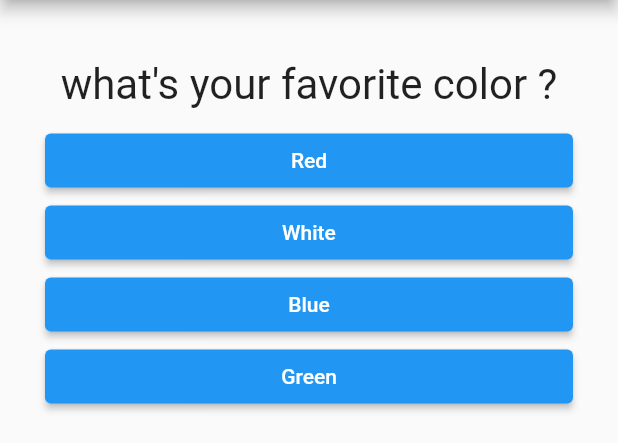
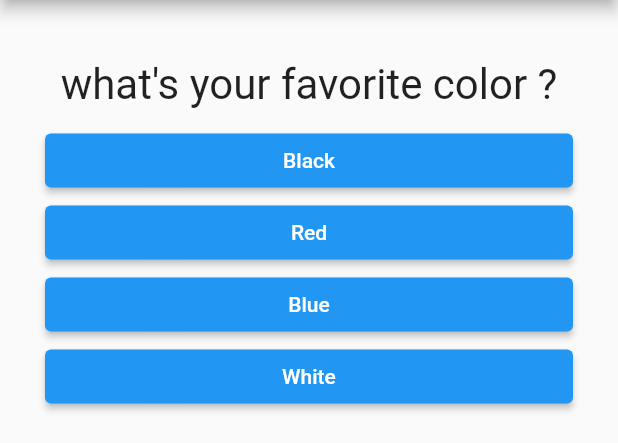
Before and after one commit to maissa188/Quiz, a Flutter app: the screen it shows after launch, on a phone screen of 412 x 824 dp, the part 84-527 px from its top. Run offline on Flutter 3.47's test engine with Material 2 defaults, Android fonts, the phone set to English and light mode, and no system bars.

Commit message:
Update main.dart

```diff
--- a/lib/main.dart
+++ b/lib/main.dart
@@ -18,29 +18,31 @@ class _MyAppState extends State<MyApp>{
   {
         'questionText':'what\'s your favorite color ?',
         'answers':[
-          {'text':'Red','score':5},
-         {'text':'White','score':6},
-          {'text':'Blue','score':8},
-          {'text':'Green','score':5},
-          ],
+          {'text': 'Black', 'score': 10},
+          {'text': 'Red', 'score': 5},
+          {'text': 'Blue', 'score': 3},
+          {'text': 'White', 'score': 1},
+
+        ],
       },
       {
         'questionText':'what\'s your favorite animal ?',
         'answers':[
-          {'text':'Rabbit','score':5},
+          {'text':'Rabbit','score':9},
           {'text':'snake','score':2},
           {'text':'Elephant','score':6},
           {'text':'Lion','score':7}
           ],
       },
          {
-        'questionText':'what\'s your favorite kind of movie ?',
+        'questionText':'what\'s your favorite instructor ?',
         'answers':[
-           {'text':'Romance','score':5},
-            {'text':'Comedy','score':3},
-             {'text':'Action','score':2},
-              {'text':'Drama','score':7},
+           {'text':'Max','score':5},
+            {'text':'Alex','score':3},
+             {'text':'Anna','score':2},
+              {'text':'Mario','score':7},
           ],
+
       },
 
     ];
```
